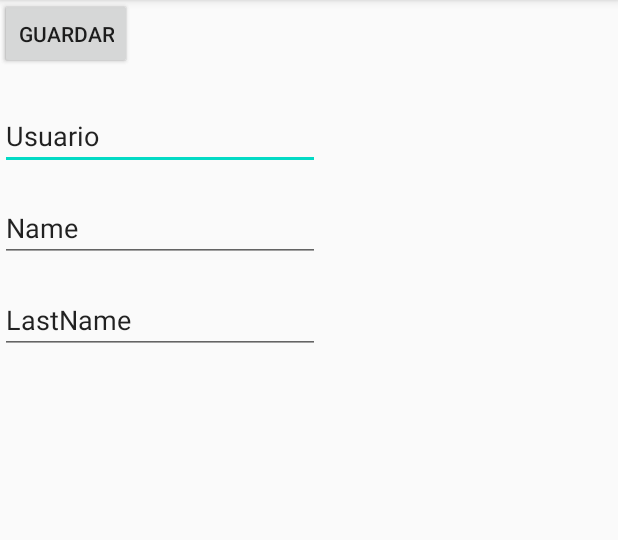
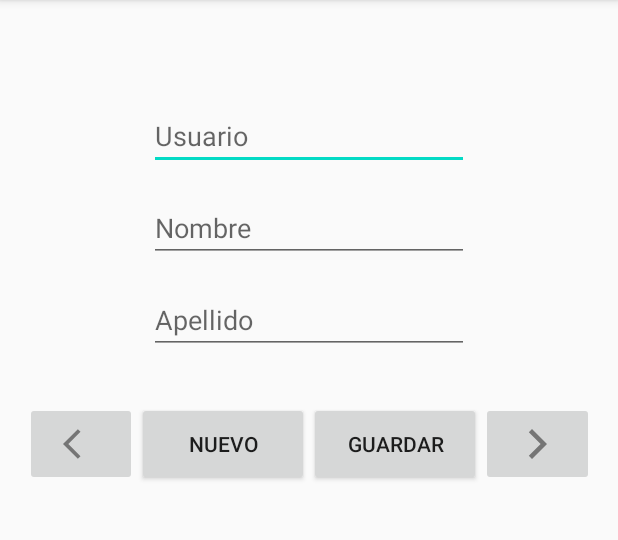
Before and after one commit to ctimaran/Datos, an Android app: the screen it shows after launch (MainActivity), on a phone screen of 412 x 824 dp, the part 84-624 px from its top. Run offline under Robolectric (Android 15) with nearby library versions, the phone set to English and light mode, and no system bars; our stand-ins replace Room's generated code; 1 statement that could not run was skipped.

```diff
--- /dev/null
+++ b/app/src/main/java/com/ctsoft/datos/AppDatabase.java
@@ -0,0 +1,33 @@
+package com.ctsoft.datos;
+
+import android.content.Context;
+
+import androidx.room.Database;
+import androidx.room.Room;
+import androidx.room.RoomDatabase;
+
+import java.util.concurrent.ExecutorService;
+import java.util.concurrent.Executors;
+
+@Database(entities = {Libro.class, Usuario.class}, version = 1)
+public abstract class AppDatabase extends RoomDatabase {
+    public abstract LibroDAO libroDAO();
+    public abstract UsuarioDAO usuarioDAO();
+
+    private static volatile AppDatabase INSTANCE;
+    private  static final int NUMBER_OF_THREADS = 4;
+    static  final ExecutorService databaseWriteExecutor =
+        Executors.newFixedThreadPool((NUMBER_OF_THREADS));
+    static AppDatabase getDatabase(final Context context){
+        if (INSTANCE == null){
+            synchronized (AppDatabase.class){
+                if (INSTANCE == null){
+                    INSTANCE = Room.databaseBuilder(context.getApplicationContext(),AppDatabase.class,"app-db")
+                            .allowMainThreadQueries()
+                            .build();
+                }
+            }
+        }
+        return  INSTANCE;
+    }
+}
--- a/app/src/main/java/LibroDAO.java
+++ b/app/src/main/java/com/ctsoft/datos/LibroDAO.java
@@ -1,3 +1,6 @@
+package com.ctsoft.datos;
+
+import androidx.lifecycle.LiveData;
 import androidx.room.Dao;
 import androidx.room.Delete;
 import androidx.room.Insert;
@@ -10,10 +13,10 @@ import java.util.List;
 public interface LibroDAO {
 
     @Query("SELECT * FROM libro")
-    List<Libro> getAll();
+    LiveData<List<Libro>> getAll();
 
-    @Query("SELECT * FROM libro  WHERE nombre LIKE :nombrelibro ORDER BY nombre ASC")
-    Libro getLibro(String nombrelibro);
+    @Query("SELECT * FROM libro  WHERE titulo LIKE :titulolibro ORDER BY titulo ASC")
+    Libro getLibro(String titulolibro);
 
     @Insert (onConflict = OnConflictStrategy.REPLACE)
     void insert(Libro libro);
--- a/app/src/main/java/com/ctsoft/datos/MainActivity.java
+++ b/app/src/main/java/com/ctsoft/datos/MainActivity.java
@@ -1,15 +1,87 @@
 package com.ctsoft.datos;
 
 import androidx.appcompat.app.AppCompatActivity;
+import androidx.lifecycle.LiveData;
+
 import android.os.Bundle;
+import android.text.TextUtils;
+import android.view.View;
+import android.widget.EditText;
+
+import java.util.List;
+
 
 public class MainActivity extends AppCompatActivity {
 
+    private UsuarioViewModel usuarioViewModel;
+    private Usuario usuarioActivo;
+    private int current;
 
+    private EditText mEditNombre;
+    private EditText mEditApellido;
+    private EditText mEditUsuario;
+
+    private List<Usuario> usuarios;
 
     @Override
     protected void onCreate(Bundle savedInstanceState) {
         super.onCreate(savedInstanceState);
         setContentView(R.layout.activity_main);
+        mEditApellido = findViewById(R.id.editTextApellido);
+        mEditNombre = findViewById(R.id.editTextNombre);
+        mEditUsuario = findViewById(R.id.editTextUsuario);
+        current = 0;
+
+        usuarioViewModel = new UsuarioViewModel(this.getApplication());
+        usuarios = usuarioViewModel.getUsuarios();
+        if (usuarios != null) {
+            loadCurrent();
+        }else{
+            usuarioActivo = null;
+        }
+
     }
+
+    private void loadCurrent(){
+        usuarioActivo = usuarios.get(current);
+        if (usuarioActivo != null) {
+            mEditUsuario.setText(usuarioActivo.Usuario);
+            mEditApellido.setText(usuarioActivo.Apellido);
+            mEditNombre.setText(usuarioActivo.Nombre);
+        }
+    }
+    public void NuevoUsuario(View view){
+        mEditNombre.setText("");
+        mEditApellido.setText("");
+        mEditUsuario.setText("");
+    }
+
+    public void GuardarUsuario(View view){
+        Usuario usuario;
+        if (!TextUtils.isEmpty(mEditUsuario.getText())){
+            usuario = new Usuario();
+            usuario.Usuario = mEditUsuario.getText().toString();
+            usuario.Apellido = mEditApellido.getText().toString();
+            usuario.Nombre = mEditNombre.getText().toString();
+            usuarioViewModel.insert(usuario);
+
+            usuarios = usuarioViewModel.getUsuarios();
+
+        }
+    }
+
+    public void Siguiente(View view){
+        if (current < usuarios.size()-1){
+            current ++;
+            loadCurrent();
+        }
+    }
+
+    public void Anterior(View view){
+        if (current > 0){
+            current --;
+            loadCurrent();
+        }
+    }
+
 }
--- a/app/src/main/java/UsuarioDAO.java
+++ b/app/src/main/java/com/ctsoft/datos/UsuarioDAO.java
@@ -1,3 +1,5 @@
+package com.ctsoft.datos;
+
 import androidx.lifecycle.LiveData;
 import androidx.room.Dao;
 import androidx.room.Insert;
@@ -17,7 +19,10 @@ public interface UsuarioDAO {
     @Query("DELETE FROM usuario_table")
     void deleteAll();
 
+    @Query("DELETE FROM usuario_table WHERE usuario = :nombre_usuario")
+    void delete(String nombre_usuario);
+
     @Query("SELECT * from usuario_table ORDER BY usuario ASC")
-    LiveData<List<Usuario>> getUsuarios();
+    List<Usuario> getUsuarios();
 
 }
--- /dev/null
+++ b/app/src/main/java/com/ctsoft/datos/UsuarioRepository.java
@@ -0,0 +1,35 @@
+package com.ctsoft.datos;
+
+import android.app.Application;
+
+import androidx.lifecycle.LiveData;
+
+import java.util.List;
+
+public class UsuarioRepository {
+    private UsuarioDAO mUsuarioDAO;
+    private List<Usuario> mUsuarios;
+
+    UsuarioRepository(Application application){
+        AppDatabase db = AppDatabase.getDatabase(application);
+        mUsuarioDAO = db.usuarioDAO();
+        mUsuarios = mUsuarioDAO.getUsuarios();
+    }
+
+    List<Usuario> getUsuarios(){
+        return mUsuarios;
+    }
+
+    void insert(Usuario usuario){
+        AppDatabase.databaseWriteExecutor.execute(()->{
+            mUsuarioDAO.insert(usuario);
+        });
+
+
+    }
+    void delete(Usuario usuario){
+        AppDatabase.databaseWriteExecutor.execute(()->{
+          mUsuarioDAO.delete(usuario.Usuario);
+        });
+    }
+}
--- a/app/src/main/res/layout/activity_main.xml
+++ b/app/src/main/res/layout/activity_main.xml
@@ -7,74 +7,83 @@
     tools:context=".MainActivity">
 
 
-
-    <Button
-        android:id="@+id/buttonNuevo"
-        android:layout_width="wrap_content"
-        android:layout_height="wrap_content"
-        android:layout_marginTop="136dp"
-        android:text="Nuevo"
-        app:layout_constraintBottom_toBottomOf="@+id/buttonSave"
-        app:layout_constraintTop_toBottomOf="@+id/editTextLastName"
-        app:layout_constraintVertical_bias="1.0"
-        tools:layout_editor_absoluteX="104dp" />
-
     <EditText
         android:id="@+id/editTextUsuario"
         android:layout_width="wrap_content"
         android:layout_height="wrap_content"
         android:layout_marginTop="68dp"
         android:ems="10"
+        android:hint="Usuario"
         android:inputType="textPersonName"
-        android:text="Usuario"
-        app:layout_constraintTop_toTopOf="parent"
-        tools:layout_editor_absoluteX="104dp" />
+        app:layout_constraintEnd_toEndOf="parent"
+        app:layout_constraintStart_toStartOf="parent"
+        app:layout_constraintTop_toTopOf="parent" />
+
     <EditText
-        android:id="@+id/editTextName"
+        android:id="@+id/editTextNombre"
         android:layout_width="wrap_content"
         android:layout_height="wrap_content"
         android:layout_marginTop="16dp"
         android:ems="10"
+        android:hint="Nombre"
         android:inputType="textPersonName"
-        android:text="Name"
-        app:layout_constraintTop_toBottomOf="@+id/editTextUsuario"
-        tools:layout_editor_absoluteX="102dp" />
+        app:layout_constraintEnd_toEndOf="parent"
+        app:layout_constraintStart_toStartOf="parent"
+        app:layout_constraintTop_toBottomOf="@+id/editTextUsuario" />
 
     <EditText
-        android:id="@+id/editTextLastName"
+        android:id="@+id/editTextApellido"
         android:layout_width="wrap_content"
         android:layout_height="wrap_content"
         android:layout_marginTop="16dp"
         android:ems="10"
+        android:hint="Apellido"
         android:inputType="textPersonName"
-        android:text="LastName"
-        app:layout_constraintTop_toBottomOf="@+id/editTextName"
-        tools:layout_editor_absoluteX="102dp" />
+        app:layout_constraintEnd_toEndOf="parent"
+        app:layout_constraintStart_toStartOf="parent"
+        app:layout_constraintTop_toBottomOf="@+id/editTextNombre" />
 
-    <Button
-        android:id="@+id/buttonSave"
-        android:layout_width="wrap_content"
-        android:layout_height="wrap_content"
-        android:text="Guardar"
-        app:layout_constraintBottom_toBottomOf="@+id/imageButtonSiguiente"
-        app:layout_constraintTop_toTopOf="@+id/imageButtonSiguiente"
-        tools:layout_editor_absoluteX="238dp" />
+    <LinearLayout
+        android:layout_width="379dp"
+        android:layout_height="56dp"
+        android:layout_marginTop="32dp"
+        android:orientation="horizontal"
+        app:layout_constraintEnd_toEndOf="parent"
+        app:layout_constraintStart_toStartOf="parent"
+        app:layout_constraintTop_toBottomOf="@+id/editTextApellido">
 
-    <ImageButton
-        android:id="@+id/imageButtonAnterior"
-        android:layout_width="wrap_content"
-        android:layout_height="wrap_content"
-        app:layout_constraintBottom_toBottomOf="@+id/buttonNuevo"
-        app:layout_constraintTop_toTopOf="@+id/buttonNuevo"
-        app:srcCompat="@drawable/ic_anterior"
-        tools:layout_editor_absoluteX="39dp" />
+        <ImageButton
+            android:id="@+id/imageButtonAnterior"
+            android:layout_width="wrap_content"
+            android:layout_height="match_parent"
+            android:layout_weight="1"
+            android:onClick="Anterior"
+            app:srcCompat="@drawable/ic_anterior" />
 
-    <ImageButton
-        android:id="@+id/imageButtonSiguiente"
-        android:layout_width="wrap_content"
-        android:layout_height="wrap_content"
-        app:srcCompat="@drawable/ic_siguiente"
-        tools:layout_editor_absoluteX="347dp"
-        tools:layout_editor_absoluteY="269dp" />
+
+        <Button
+            android:id="@+id/buttonNuevo"
+            android:layout_width="wrap_content"
+            android:layout_height="match_parent"
+            android:layout_weight="1"
+            android:onClick="NuevoUsuario"
+            android:text="Nuevo" />
+
+        <Button
+            android:id="@+id/buttonSave"
+            android:layout_width="wrap_content"
+            android:layout_height="match_parent"
+            android:layout_weight="1"
+            android:onClick="GuardarUsuario"
+            android:text="Guardar" />
+
+        <ImageButton
+            android:id="@+id/imageButtonSiguiente"
+            android:layout_width="wrap_content"
+            android:layout_height="match_parent"
+            android:layout_weight="1"
+            android:onClick="Siguiente"
+            app:srcCompat="@drawable/ic_siguiente" />
+    </LinearLayout>
 
 </androidx.constraintlayout.widget.ConstraintLayout>
```
Also changed, not shown: app/src/main/java/AppDatabase.java (deleted, +0 -9 lines), app/src/main/java/Libro.java (deleted, +0 -45 lines), app/src/main/java/Usuario.java (deleted, +0 -37 lines), app/src/main/java/UsuarioRepository.java (deleted, +0 -24 lines), app/src/main/java/com/ctsoft/datos/Libro.java (added, +17 -0 lines), app/src/main/java/com/ctsoft/datos/Usuario.java (added, +17 -0 lines), app/src/main/java/com/ctsoft/datos/UsuarioViewModel.java (renamed from app/src/main/java/UsuarioViewModel.java, +14 -3 lines), 1 other file.
